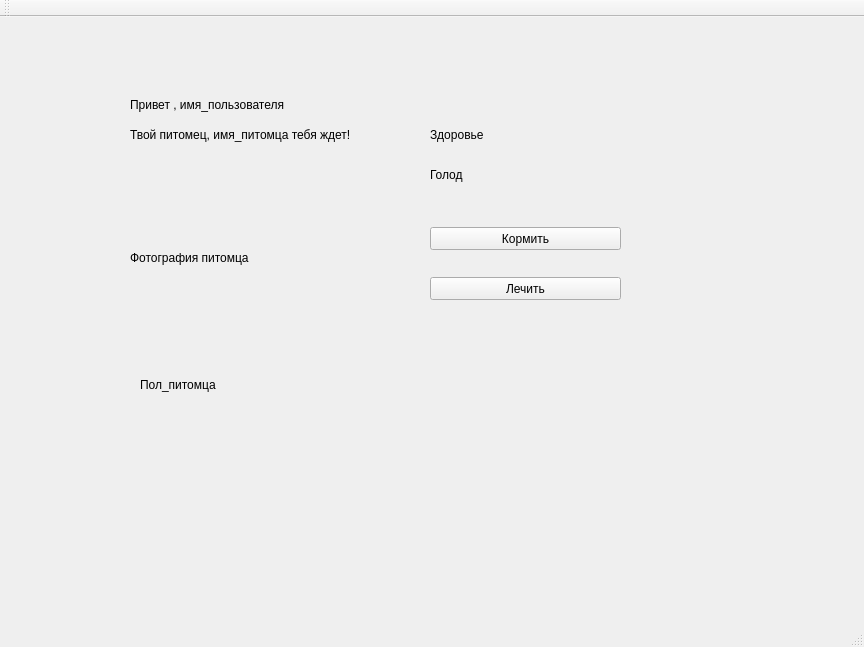
First picture: the form in mainwindow.ui, repository artempal/tamagotchi, before the edit.
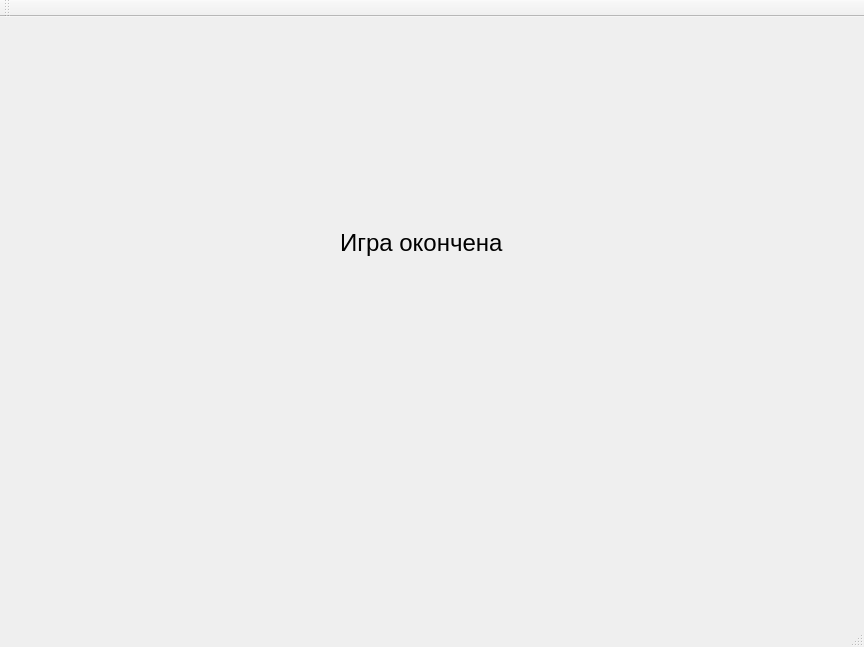
Second picture: the form after the edit.

Commit message: Виджет окончания игры

Patch:
```diff
--- a/mainwindow.ui
+++ b/mainwindow.ui
@@ -24,7 +24,7 @@
      </rect>
     </property>
     <property name="currentIndex">
-     <number>1</number>
+     <number>2</number>
     </property>
     <widget class="QWidget" name="start_wid">
      <widget class="QPushButton" name="start_btn">
@@ -152,6 +152,26 @@
       </property>
      </widget>
     </widget>
+    <widget class="QWidget" name="death_wid">
+     <widget class="QLabel" name="death_text">
+      <property name="geometry">
+       <rect>
+        <x>270</x>
+        <y>150</y>
+        <width>311</width>
+        <height>91</height>
+       </rect>
+      </property>
+      <property name="font">
+       <font>
+        <pointsize>18</pointsize>
+       </font>
+      </property>
+      <property name="text">
+       <string>Игра окончена</string>
+      </property>
+     </widget>
+    </widget>
    </widget>
   </widget>
   <widget class="QMenuBar" name="menuBar">
```
